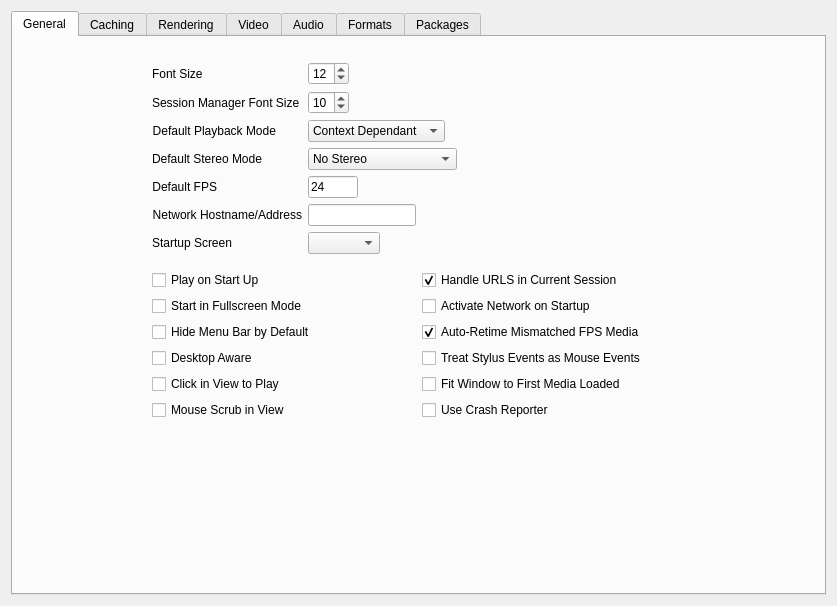
First picture: the form in src/lib/app/RvCommon/ui/RvPreferences/Qt5/RvPreferences.ui, repository OpenUTV/utv, before the edit.
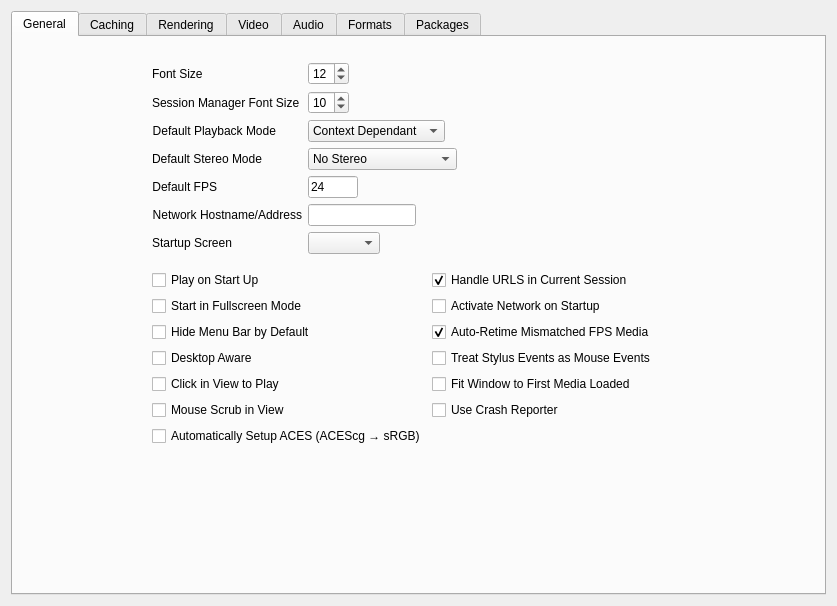
Second picture: the form after the edit.

Commit message:
feat(ocio): add auto-setup ACES preference and bundle ACES 2.0 config
- Enable OpenColorIO Basic Color Management package by default (optional: false)
- Bundle latest ACES 2.0 studio config (studio-config-all-views-v4.0.0_aces-v2.0_ocio-v2.5.ocio)
- Automatically resolve or download ACES 2.0 config when OCIO env is unset
- Add 'Automatically Setup ACES (ACEScg -> sRGB)' preference in Preferences dialog and OCIO menu
- Add 'Apply ACES Setup Now' action in OCIO menu to immediately configure active sources and displays
- Add -autoACES CLI flag to Options

What changed in the file:
```diff
--- a/src/lib/app/RvCommon/ui/RvPreferences/Qt5/RvPreferences.ui
+++ b/src/lib/app/RvCommon/ui/RvPreferences/Qt5/RvPreferences.ui
@@ -423,6 +423,13 @@
              </property>
             </widget>
            </item>
+           <item row="6" column="0">
+            <widget class="QCheckBox" name="autoSetupACESToggle">
+             <property name="text">
+              <string>Automatically Setup ACES (ACEScg → sRGB)</string>
+             </property>
+            </widget>
+           </item>
           </layout>
          </item>
          <item>
```
The commit also changes 7 other files.
